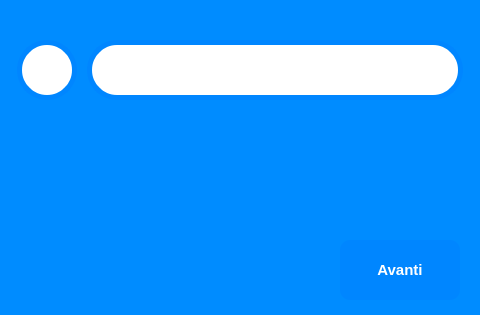
Before: the Qt Designer form view/seleziona_ambiente.ui in ISacchitella/MicroOne_v1.1, drawn with Qt 5.
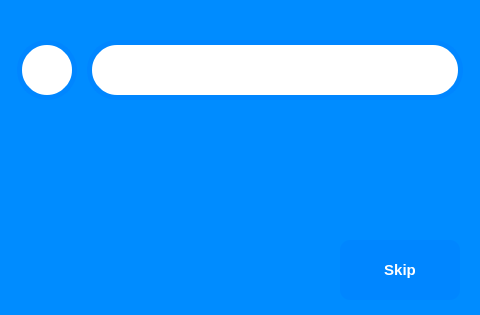
After: the same form once the commit is applied. Icons and pictures are not drawn.

```diff
--- a/view/seleziona_ambiente.ui
+++ b/view/seleziona_ambiente.ui
@@ -174,7 +174,7 @@
 }</string>
    </property>
    <property name="text">
-    <string>Avanti</string>
+    <string>Skip</string>
    </property>
   </widget>
   <zorder>label_5</zorder>
```
Left out of the diff: 2 changed lines with no effect on the pictures.
